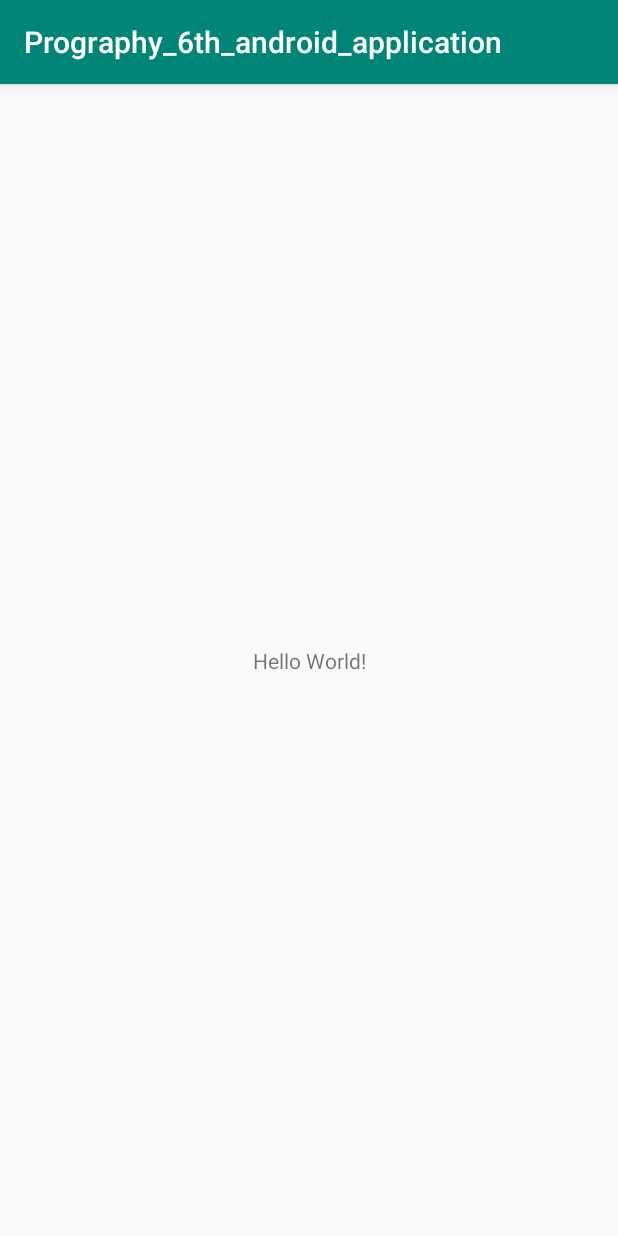
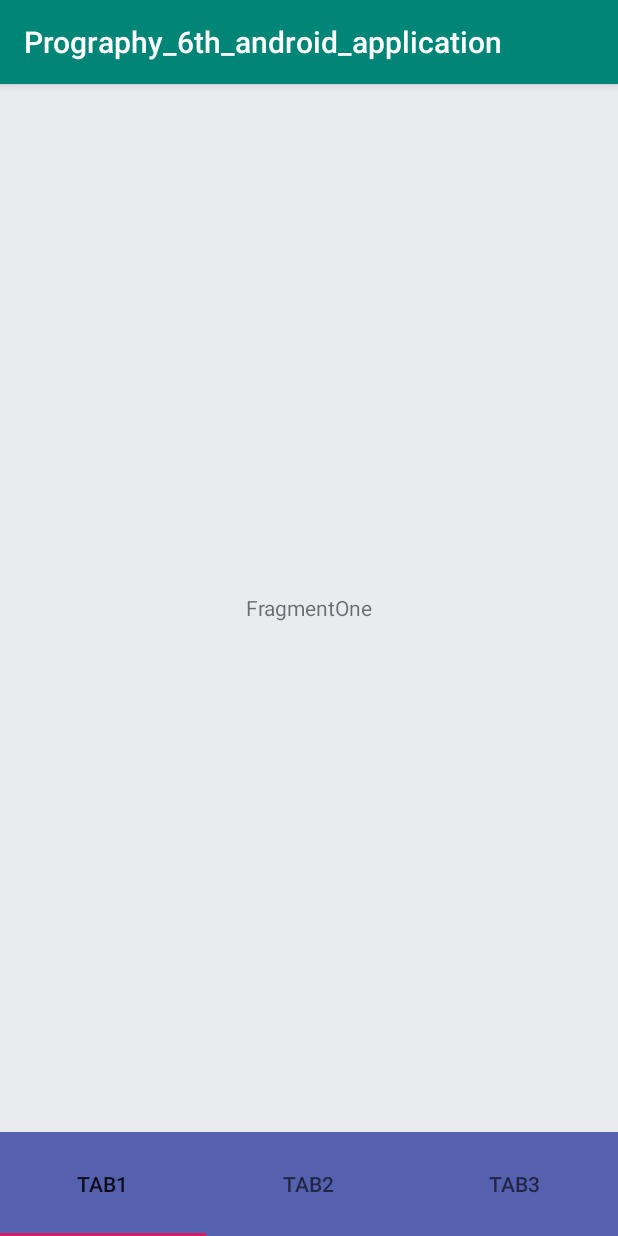
Before and after one commit to d2634/prography_6th_android, an Android app: the screen it shows after launch (MainActivity), on a phone screen of 412 x 824 dp. Run offline under Robolectric (Android 15) with nearby library versions, the phone set to English and light mode, and no system bars.

Commit message:
fragment
make fragment

```diff
--- a/app/build.gradle
+++ b/app/build.gradle
@@ -26,4 +26,5 @@ dependencies {
     testImplementation 'junit:junit:4.12'
     androidTestImplementation 'androidx.test.ext:junit:1.1.0'
     androidTestImplementation 'androidx.test.espresso:espresso-core:3.1.1'
+    implementation 'com.google.android.material:material:1.0.0'
 }
--- /dev/null
+++ b/app/src/main/java/com/example/prography_6th_android_application/FragmentOne.java
@@ -0,0 +1,21 @@
+package com.example.prography_6th_android_application;
+
+import android.os.Bundle;
+import android.view.LayoutInflater;
+import android.view.View;
+import android.view.ViewGroup;
+
+import androidx.annotation.Nullable;
+import androidx.fragment.app.Fragment;
+
+public class FragmentOne extends Fragment {
+    private View view;
+
+    @Nullable
+    @Override
+    public View onCreateView(LayoutInflater inflater, @Nullable ViewGroup container, @Nullable Bundle savedInstanceState) {
+        view= inflater.inflate(R.layout.frag_layout_1,container,false);
+
+        return view;
+    }
+}
--- /dev/null
+++ b/app/src/main/java/com/example/prography_6th_android_application/FragmentTwo.java
@@ -0,0 +1,21 @@
+package com.example.prography_6th_android_application;
+
+import android.os.Bundle;
+import android.view.LayoutInflater;
+import android.view.View;
+import android.view.ViewGroup;
+
+import androidx.annotation.Nullable;
+import androidx.fragment.app.Fragment;
+
+public class FragmentTwo extends Fragment {
+    private View view;
+
+    @Nullable
+    @Override
+    public View onCreateView(LayoutInflater inflater, @Nullable ViewGroup container, @Nullable Bundle savedInstanceState) {
+        view= inflater.inflate(R.layout.frag_layout_2,container,false);
+
+        return view;
+    }
+}
--- a/app/src/main/java/com/example/prography_6th_android_application/MainActivity.java
+++ b/app/src/main/java/com/example/prography_6th_android_application/MainActivity.java
@@ -1,14 +1,59 @@
 package com.example.prography_6th_android_application;
 
 import androidx.appcompat.app.AppCompatActivity;
+import androidx.viewpager.widget.PagerAdapter;
+import androidx.viewpager.widget.ViewPager;
 
+import android.content.Context;
 import android.os.Bundle;
 
+import com.google.android.material.tabs.TabItem;
+import com.google.android.material.tabs.TabLayout;
+
 public class MainActivity extends AppCompatActivity {
+    private ViewPager viewPager;
+    private TabItem tab1, tab2, tab3;
+    private Context mThis;
+    public PagerAdapter pagerAdapter;
+
+    static boolean tab1_act;
+    static boolean tab3_act;
 
     @Override
     protected void onCreate(Bundle savedInstanceState) {
         super.onCreate(savedInstanceState);
         setContentView(R.layout.activity_main);
+
+        mThis = this;
+        tab1_act = false;
+        tab3_act = false;
+
+        TabLayout tablayout = findViewById(R.id.tablayout);
+        tab1 = findViewById(R.id.Tab1);
+        tab2 = findViewById(R.id.Tab2);
+        tab3 = findViewById(R.id.Tab3);
+        viewPager = findViewById(R.id.viewpager);
+
+        pagerAdapter = new PageAdapter(getSupportFragmentManager(), tablayout.getTabCount());
+        viewPager.setAdapter(pagerAdapter);
+
+        tablayout.setOnTabSelectedListener(new TabLayout.OnTabSelectedListener() {
+            @Override
+            public void onTabSelected(TabLayout.Tab tab) {
+                viewPager.setCurrentItem(tab.getPosition());
+                if(tab.getPosition()==0){
+                    pagerAdapter.notifyDataSetChanged();
+                }else if(tab.getPosition()==1){
+                    pagerAdapter.notifyDataSetChanged();
+                }else if(tab.getPosition()==2){
+                    pagerAdapter.notifyDataSetChanged();
+                }
+            }
+            @Override
+            public void onTabUnselected(TabLayout.Tab tab) {}
+            @Override
+            public void onTabReselected(TabLayout.Tab tab) {}
+        });
+        viewPager.addOnPageChangeListener(new TabLayout.TabLayoutOnPageChangeListener(tablayout));
     }
 }
--- /dev/null
+++ b/app/src/main/java/com/example/prography_6th_android_application/PagerAdapter.java
@@ -0,0 +1,41 @@
+package com.example.prography_6th_android_application;
+
+import androidx.annotation.NonNull;
+import androidx.fragment.app.Fragment;
+import androidx.fragment.app.FragmentManager;
+import androidx.fragment.app.FragmentPagerAdapter;
+
+
+class PageAdapter extends FragmentPagerAdapter {
+
+    private int numoftabs;
+
+    public PageAdapter(FragmentManager fm, int numOfTabs) {
+        super(fm);
+        this.numoftabs = numOfTabs;
+    }
+
+    @Override
+    public Fragment getItem(int position) {
+        switch (position){
+            case 0:
+                return new FragmentOne();
+            case 1:
+                return new FragmentTwo();
+            case 2:
+                return new FragmentThree();
+
+        }
+        return null;
+    }
+
+    @Override
+    public int getCount(){
+        return numoftabs;
+    }
+
+    public int getItemPosition(@NonNull Object object){
+        return POSITION_NONE;
+    }
+
+}
--- a/app/src/main/res/layout/activity_main.xml
+++ b/app/src/main/res/layout/activity_main.xml
@@ -6,13 +6,48 @@
     android:layout_height="match_parent"
     tools:context=".MainActivity">
 
-    <TextView
-        android:layout_width="wrap_content"
-        android:layout_height="wrap_content"
-        android:text="Hello World!"
-        app:layout_constraintBottom_toBottomOf="parent"
-        app:layout_constraintLeft_toLeftOf="parent"
-        app:layout_constraintRight_toRightOf="parent"
-        app:layout_constraintTop_toTopOf="parent" />
+    <LinearLayout
+        android:layout_width="match_parent"
+        android:layout_height="match_parent"
+        app:layout_constraintBottom_toTopOf="parent"
+        android:background="#EAEBEE"
+        android:orientation="vertical">
+
+        <androidx.viewpager.widget.ViewPager
+            android:id="@+id/viewpager"
+            android:layout_width="match_parent"
+            android:layout_height="match_parent"
+            android:layout_weight="1">
+        </androidx.viewpager.widget.ViewPager>
+
+        <com.google.android.material.tabs.TabLayout
+            android:id="@+id/tablayout"
+            android:layout_width="match_parent"
+            android:layout_height="match_parent"
+            android:background="#5560AE"
+            android:layout_weight="10">
+
+            <com.google.android.material.tabs.TabItem
+                android:layout_width="wrap_content"
+                android:layout_height="wrap_content"
+                android:id="@+id/Tab1"
+                android:text="TAB1" />
+
+            <com.google.android.material.tabs.TabItem
+                android:layout_width="wrap_content"
+                android:layout_height="wrap_content"
+                android:id="@+id/Tab2"
+                android:text="TAB2"/>
+
+            <com.google.android.material.tabs.TabItem
+                android:layout_width="wrap_content"
+                android:layout_height="wrap_content"
+                android:id="@+id/Tab3"
+                android:text="TAB3" />
+
+        </com.google.android.material.tabs.TabLayout>
+
+
+    </LinearLayout>
 
 </androidx.constraintlayout.widget.ConstraintLayout>
--- /dev/null
+++ b/app/src/main/res/layout/frag_layout_1.xml
@@ -0,0 +1,12 @@
+<?xml version="1.0" encoding="utf-8"?>
+<LinearLayout xmlns:android="http://schemas.android.com/apk/res/android"
+    android:orientation="vertical" android:layout_width="match_parent"
+    android:layout_height="match_parent">
+
+    <TextView
+        android:id="@+id/textView"
+        android:layout_width="match_parent"
+        android:layout_height="match_parent"
+        android:gravity="center"
+        android:text="FragmentOne" />
+</LinearLayout>
```
Also changed, not shown: app/src/main/java/com/example/prography_6th_android_application/FragmentThree.java (added, +21 -0 lines), app/src/main/res/layout/frag_layout_2.xml (added, +13 -0 lines), app/src/main/res/layout/frag_layout_3.xml (added, +13 -0 lines).
